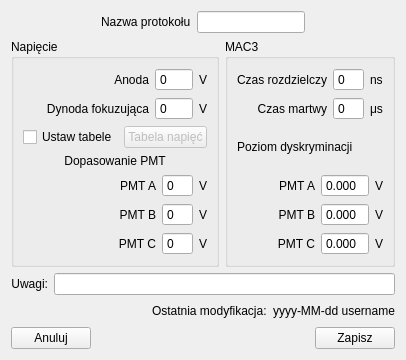
Old version of the form UI/RecordTDK/protocoldialog.ui in the repository ziemastz/SL.
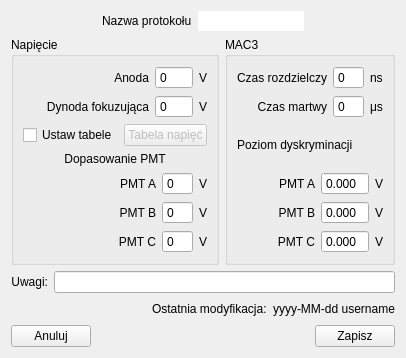
New version of the form.

Diff of the .ui file:
```diff
--- a/UI/RecordTDK/protocoldialog.ui
+++ b/UI/RecordTDK/protocoldialog.ui
@@ -37,7 +37,14 @@
       </widget>
      </item>
      <item row="0" column="2">
-      <widget class="QLineEdit" name="name_lineEdit"/>
+      <widget class="QLineEdit" name="name_lineEdit">
+       <property name="frame">
+        <bool>false</bool>
+       </property>
+       <property name="readOnly">
+        <bool>true</bool>
+       </property>
+      </widget>
      </item>
      <item row="0" column="3">
       <spacer name="horizontalSpacer_3">
```
Left out of the diff: 5 changed lines with no effect on the pictures.
